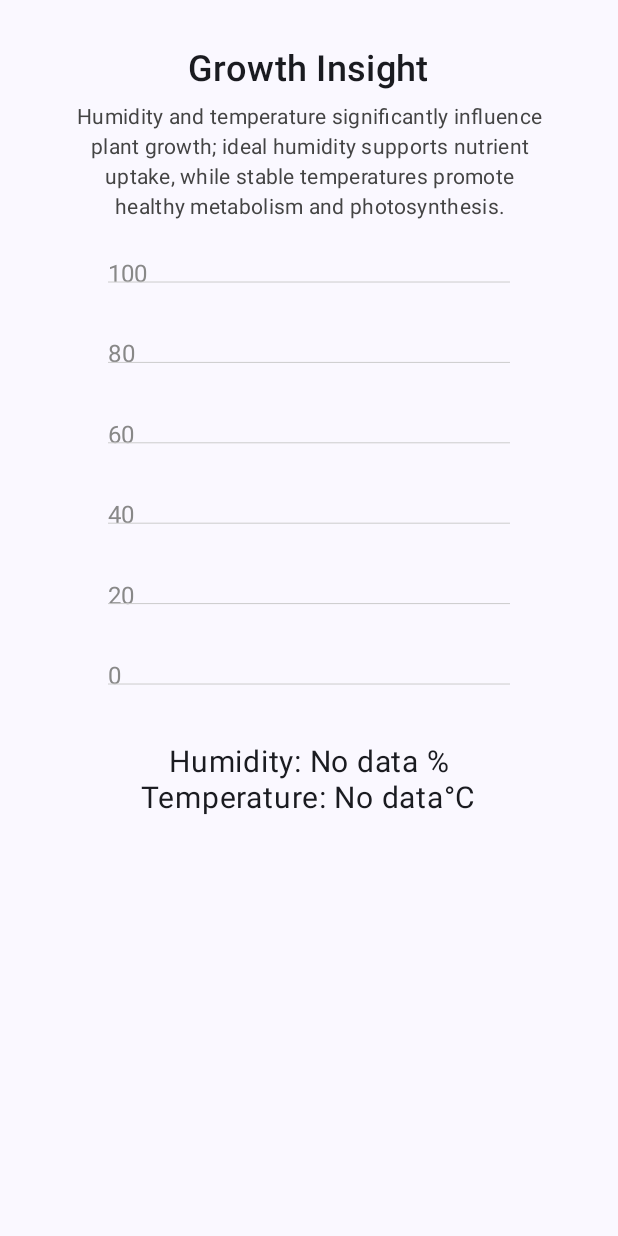
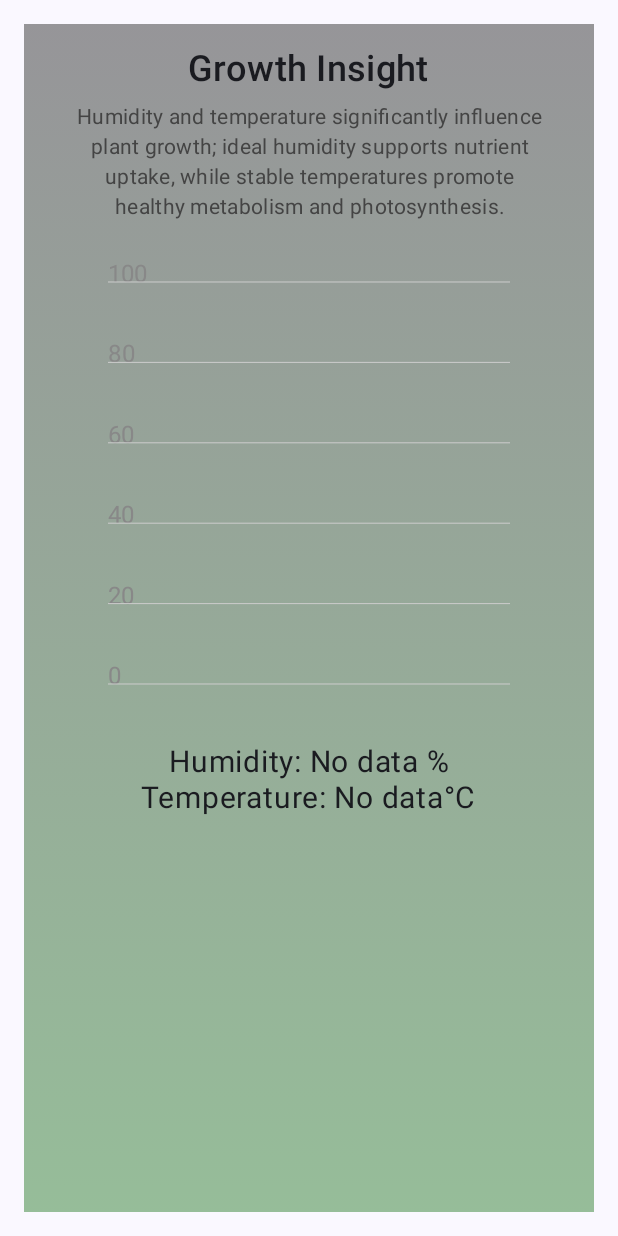
Before and after one commit to Ahmedradwancs/Virtual-Gardner, an Android app built with Jetpack Compose: the SmellDataScreen screen opened through its navigation route, on a phone screen of 412 x 824 dp. Run offline under Robolectric (Android 15) with nearby library versions, the phone set to English and light mode, and no system bars; our stand-ins replace Firebase (no records; nobody signed in at launch, a user with empty details on screens opened directly).

Commit message:
background color

```diff
--- a/app/src/main/java/com/example/virtualgardner/ui/screens/GrowthInsightScreen.kt
+++ b/app/src/main/java/com/example/virtualgardner/ui/screens/GrowthInsightScreen.kt
@@ -1,6 +1,7 @@
 package com.example.virtualgardner.ui.screens
 
 import androidx.compose.foundation.Canvas
+import androidx.compose.foundation.background
 import androidx.compose.foundation.layout.*
 import androidx.compose.material3.MaterialTheme
 import androidx.compose.material3.Text
@@ -13,6 +14,7 @@ import androidx.compose.ui.graphics.drawscope.Stroke
 import androidx.compose.ui.graphics.nativeCanvas
 import androidx.compose.ui.unit.dp
 import androidx.compose.ui.unit.sp
+import com.example.virtualgardner.ui.theme.gradient
 import kotlinx.coroutines.delay
 import java.text.SimpleDateFormat
 import java.util.*
@@ -59,7 +61,9 @@ fun GrowthInsightScreen(humidity: String, temperature: String) {
     Column(
         modifier = Modifier
             .fillMaxSize()
-            .padding(16.dp),
+            .background(gradient)
+            .padding(16.dp)
+            ,
         horizontalAlignment = Alignment.CenterHorizontally
     ) {
         // Title
```
